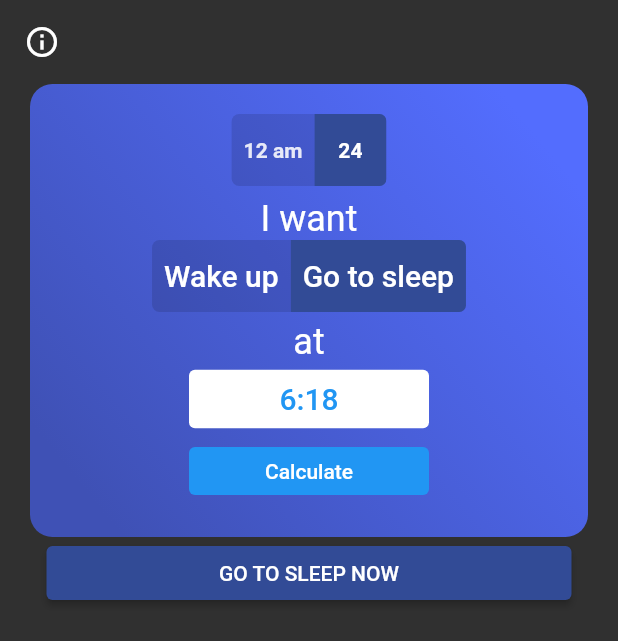
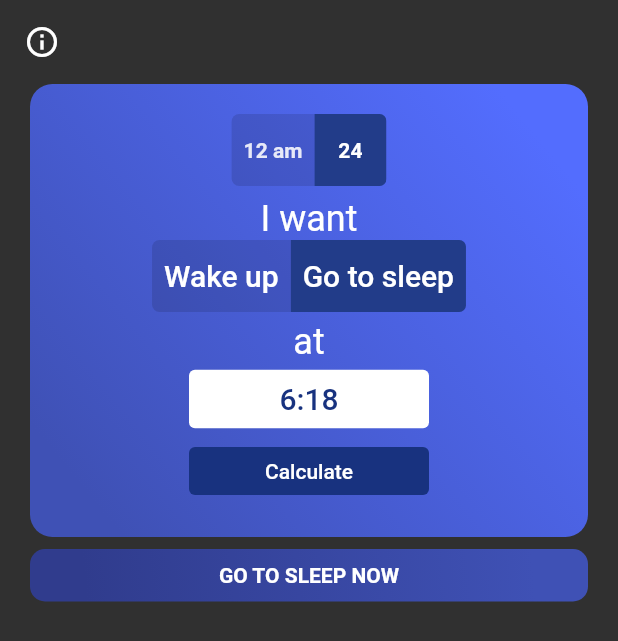
Before and after one commit to ItIsSzczepan/time-to-sleep, a Flutter app: the screen it shows after launch, on a phone screen of 412 x 824 dp. Shown: the top 641 px of the screen. Run offline on Flutter 3.47's test engine with Material 2 defaults, Android fonts, the phone set to English and light mode, and no system bars; our stand-ins replace bloc, clock, equatable, flutter_bloc; generated files the repository leaves out were written again.

Commit message:
ended form ui

```diff
--- a/lib/main.dart
+++ b/lib/main.dart
@@ -18,7 +18,11 @@ class MyApp extends StatelessWidget {
     return MaterialApp(
       title: 'Wake Up Calculator',
       theme: ThemeData(
-        colorScheme: ColorScheme.dark(primary: Colors.blue, onPrimary: Colors.white, secondary: Color.fromRGBO(50, 75, 150, 1.0), onSecondary: Colors.white),
+        colorScheme: const ColorScheme.dark(
+            primary: Color.fromRGBO(24, 50, 127, 1.0),
+            onPrimary: Colors.white,
+            secondary: Color.fromRGBO(34, 60, 137, 1.0),
+            onSecondary: Colors.white),
         brightness: Brightness.dark,
       ),
       localizationsDelegates: AppLocalizations.localizationsDelegates,
--- a/lib/screens/home_screen.dart
+++ b/lib/screens/home_screen.dart
@@ -15,12 +15,14 @@ class HomeScreen extends StatelessWidget {
         backgroundColor: Colors.transparent,
         elevation: 0.0,
       ),
-      body: SingleChildScrollView(
-        child: Column(
-          children: [
-            WakeUpCalculatorForm(cubit: BlocProvider.of<WakeUpCalculatorCubit>(context)),
-            WakeUpCalculatorResultWidget(cubit: BlocProvider.of<WakeUpCalculatorCubit>(context))
-          ],
+      body: SafeArea(
+        child: SingleChildScrollView(
+          child: Column(
+            children: [
+              WakeUpCalculatorForm(cubit: BlocProvider.of<WakeUpCalculatorCubit>(context)),
+              WakeUpCalculatorResultWidget(cubit: BlocProvider.of<WakeUpCalculatorCubit>(context))
+            ],
+          ),
         ),
       ),
     );
--- a/lib/widgets/wake_up_calculator_form.dart
+++ b/lib/widgets/wake_up_calculator_form.dart
@@ -69,21 +69,24 @@ class WakeUpCalculatorForm extends StatelessWidget {
                         renderBorder: false,
                         borderRadius: BorderRadius.circular(5.0),
                         fillColor: Theme.of(context).colorScheme.secondary,
-                        selectedColor: Theme.of(context).colorScheme.onSecondary,
+                        selectedColor:
+                            Theme.of(context).colorScheme.onSecondary,
                         isSelected: selectedHourFormatType,
                         children: [
                           Padding(
                             padding: const EdgeInsets.all(8.0),
                             child: Text(
                               AppLocalizations.of(context)!.h12,
-                              key: const Key("h12"), style: TextStyle(fontWeight: FontWeight.bold),
+                              key: const Key("h12"),
+                              style: TextStyle(fontWeight: FontWeight.bold),
                             ),
                           ),
                           Padding(
                             padding: const EdgeInsets.all(8.0),
                             child: Text(
                               AppLocalizations.of(context)!.h24,
-                              key: const Key("h24"), style: TextStyle(fontWeight: FontWeight.bold),
+                              key: const Key("h24"),
+                              style: TextStyle(fontWeight: FontWeight.bold),
                             ),
                           )
                         ],
@@ -99,7 +102,10 @@ class WakeUpCalculatorForm extends StatelessWidget {
                     ),
                     Padding(
                       padding: const EdgeInsets.only(top: 8.0),
-                      child: Text(AppLocalizations.of(context)!.iWant, style: Theme.of(context).textTheme.headline5,),
+                      child: Text(
+                        AppLocalizations.of(context)!.iWant,
+                        style: Theme.of(context).textTheme.headline5,
+                      ),
                     ),
                     Container(
                       decoration: BoxDecoration(
@@ -110,18 +116,25 @@ class WakeUpCalculatorForm extends StatelessWidget {
                         renderBorder: false,
                         borderRadius: BorderRadius.circular(5.0),
                         fillColor: Theme.of(context).colorScheme.secondary,
-                        selectedColor: Theme.of(context).colorScheme.onSecondary,
+                        selectedColor:
+                            Theme.of(context).colorScheme.onSecondary,
                         isSelected: selectedCalculatingType,
                         children: [
                           Padding(
                             padding: const EdgeInsets.all(8.0),
-                            child: Text(AppLocalizations.of(context)!.wakeUp,
-                                key: const Key("WakeUpButton"), style: Theme.of(context).textTheme.headline6,),
+                            child: Text(
+                              AppLocalizations.of(context)!.wakeUp,
+                              key: const Key("WakeUpButton"),
+                              style: Theme.of(context).textTheme.headline6,
+                            ),
                           ),
                           Padding(
                             padding: const EdgeInsets.all(8.0),
-                            child: Text(AppLocalizations.of(context)!.goToSleep,
-                                key: const Key("GoToSleepButton"), style: Theme.of(context).textTheme.headline6,),
+                            child: Text(
+                              AppLocalizations.of(context)!.goToSleep,
+                              key: const Key("GoToSleepButton"),
+                              style: Theme.of(context).textTheme.headline6,
+                            ),
                           )
                         ],
                         onPressed: (value) {
@@ -136,7 +149,10 @@ class WakeUpCalculatorForm extends StatelessWidget {
                     ),
                     Padding(
                       padding: const EdgeInsets.only(top: 6.0),
-                      child: Text(AppLocalizations.of(context)!.at, style: Theme.of(context).textTheme.headline5,),
+                      child: Text(
+                        AppLocalizations.of(context)!.at,
+                        style: Theme.of(context).textTheme.headline5,
+                      ),
                     ),
                     TextButton(
                         style: TextButton.styleFrom(
@@ -170,20 +186,39 @@ class WakeUpCalculatorForm extends StatelessWidget {
                   ],
                 ),
               ),
-              ElevatedButton(
-                style: ElevatedButton.styleFrom(
-                    primary: Theme.of(context).colorScheme.secondary,
-                    onPrimary: Theme.of(context).colorScheme.onSecondary,
-                    fixedSize: Size.fromWidth(350.0),
-                ),
-                key: const Key("SleepNowButton"),
-                onPressed: () {
-                  cubit.goToSleepNow();
-                },
-                child: Text(AppLocalizations.of(context)!.sleepNowButton),
-              )
+              _goToSleepWidget(context)
             ],
           );
         });
   }
+
+  Widget _goToSleepWidget(BuildContext context) {
+    return Padding(
+      padding: const EdgeInsets.all(8.0),
+      child: InkWell(
+        key: const Key("SleepNowButton"),
+        onTap: () {
+          cubit.goToSleepNow();
+        },
+        child: Container(
+          alignment: Alignment.center,
+            decoration: BoxDecoration(
+              borderRadius: BorderRadius.circular(10.0),
+              gradient: const LinearGradient(colors: [
+                Colors.indigo,
+                Color.fromRGBO(48, 60, 141, 1.0)
+              ], begin: Alignment.topRight, end: Alignment.bottomLeft,
+              stops: [
+                0.1,
+                0.9
+              ]),
+            ),
+            constraints: BoxConstraints.expand(
+              width: MediaQuery.of(context).size.width - 40,
+              height: 35,
+            ),
+            child: Text(AppLocalizations.of(context)!.sleepNowButton, style: TextStyle(fontWeight: FontWeight.w600),)),
+      ),
+    );
+  }
 }
```
Also changed, not shown: 1 other file.
